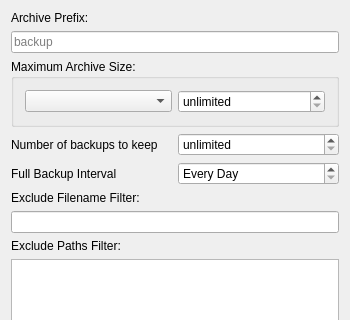
Above: src/SettingsDialog.ui from KDE/kbackup before the change; both pictures show x 0 to 350 and y 0 to 320 of the 350 by 525 pixel window. Below: the same form after it.
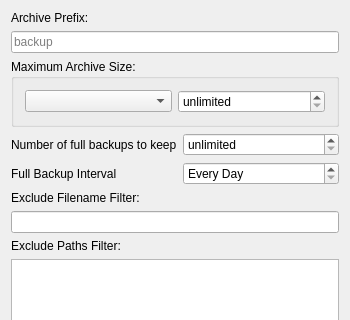
That is the form after the change.

Commit message: clarify which backups will be kept

```diff
--- a/src/SettingsDialog.ui
+++ b/src/SettingsDialog.ui
@@ -54,7 +54,7 @@
      <item row="0" column="0">
       <widget class="QLabel" name="label">
        <property name="text">
-        <string>Number of backups to keep</string>
+        <string>Number of full backups to keep</string>
        </property>
       </widget>
      </item>
```
Left out of the diff: 2 changed lines with no effect on the pictures.
